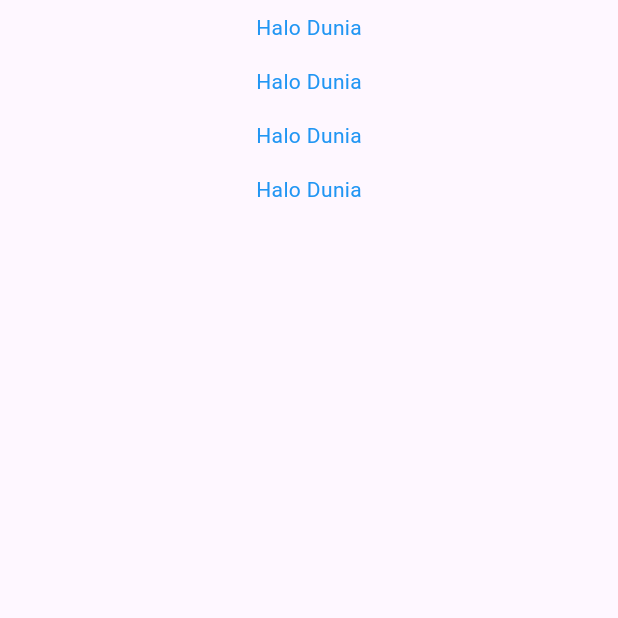
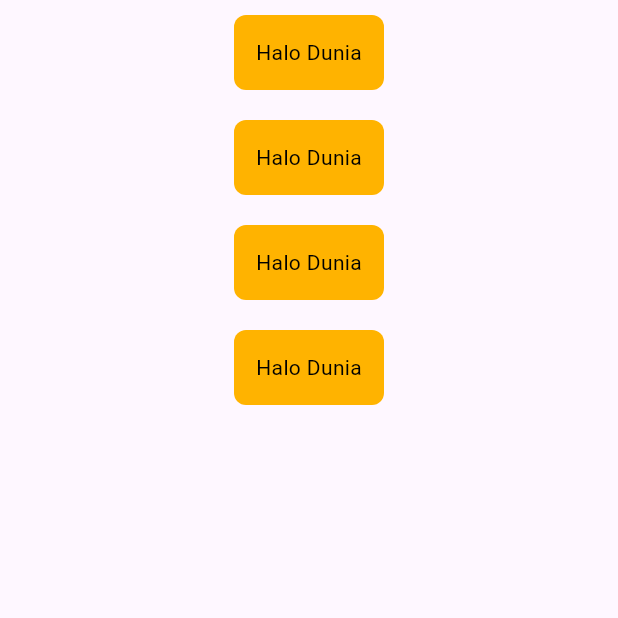
Before and after one commit to Wahyudinnnn/Flutter_widgets, a Flutter app: the screen it shows after launch, on a phone screen of 412 x 824 dp, the top half of it. Run offline on Flutter 3.47's test engine with Material 3 defaults, Android fonts, the phone set to English and light mode, and no system bars.

Commit message:
first commit

```diff
--- a/lib/home_page.dart
+++ b/lib/home_page.dart
@@ -1,14 +1,19 @@
 import 'package:flutter/material.dart';
 
 class Homepage extends StatelessWidget {
-  const Homepage({super.key});
+  const Homepage({Key? key}) : super(key: key);
 
   @override
   Widget build(BuildContext context) {
     return const Scaffold(
       body: Center(
         child: Column(
-          children: [LeafBorderText(), LeafBorderText(), LeafBorderText(), LeafBorderText()],
+          children: [
+            LeafBorderText(),
+            LeafBorderText(),
+            LeafBorderText(),
+            LeafBorderText(),
+          ],
         ),
       ),
     );
@@ -16,20 +21,22 @@ class Homepage extends StatelessWidget {
 }
 
 class LeafBorderText extends StatelessWidget {
-  const LeafBorderText({
-    super.key,
-  });
+  const LeafBorderText({Key? key}) : super(key: key);
 
   @override
   Widget build(BuildContext context) {
     return Container(
-
-      child: const Padding(
-        padding: EdgeInsets.all(8.0),
-        child: Text(
-          "Halo Dunia",
-          style: TextStyle(color: Colors.blue),
-        ),
+      margin: const EdgeInsets.all(10.0),
+      alignment: Alignment.center,
+      decoration: BoxDecoration(
+        color: Colors.amber[600],
+        borderRadius: BorderRadius.circular(8.0),
+      ),
+      width: 100.0,
+      height: 50.0,
+      child: const Text(
+        "Halo Dunia",
+        style: TextStyle(color: Colors.black),
       ),
     );
   }
```
